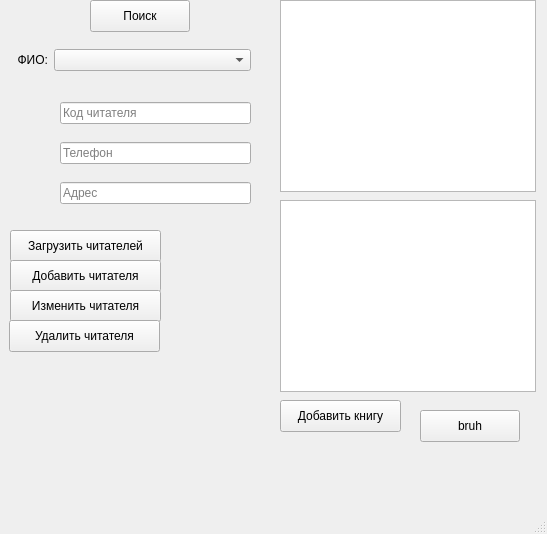
anterg0/bsuir, file sem2/lab1/task2/mainwindow.ui: the form before one commit.
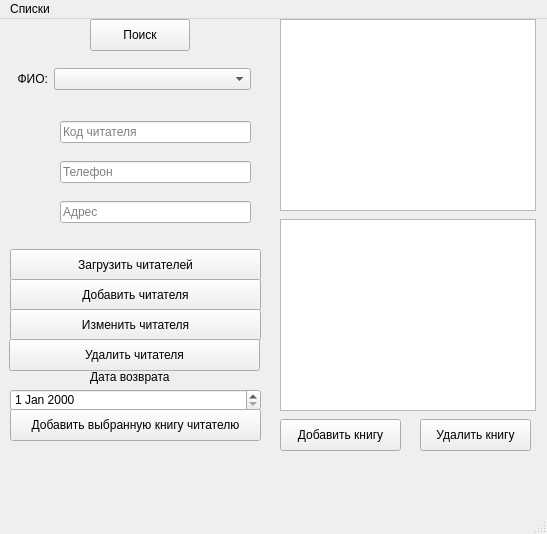
The form after the commit.

```diff
--- a/sem2/lab1/task2/mainwindow.ui
+++ b/sem2/lab1/task2/mainwindow.ui
@@ -19,7 +19,7 @@
      <rect>
       <x>10</x>
       <y>230</y>
-      <width>151</width>
+      <width>251</width>
       <height>32</height>
      </rect>
     </property>
@@ -137,19 +137,6 @@
      </rect>
     </property>
    </widget>
-   <widget class="QPushButton" name="add">
-    <property name="geometry">
-     <rect>
-      <x>420</x>
-      <y>410</y>
-      <width>100</width>
-      <height>32</height>
-     </rect>
-    </property>
-    <property name="text">
-     <string>bruh</string>
-    </property>
-   </widget>
    <widget class="QPushButton" name="pushButton_2">
     <property name="geometry">
      <rect>
@@ -168,7 +155,7 @@
      <rect>
       <x>10</x>
       <y>260</y>
-      <width>151</width>
+      <width>251</width>
       <height>32</height>
      </rect>
     </property>
@@ -181,7 +168,7 @@
      <rect>
       <x>10</x>
       <y>290</y>
-      <width>151</width>
+      <width>251</width>
       <height>32</height>
      </rect>
     </property>
@@ -194,7 +181,7 @@
      <rect>
       <x>9</x>
       <y>320</y>
-      <width>151</width>
+      <width>251</width>
       <height>32</height>
      </rect>
     </property>
@@ -202,6 +189,68 @@
      <string>Удалить читателя</string>
     </property>
    </widget>
+   <widget class="QPushButton" name="pushButton_5">
+    <property name="geometry">
+     <rect>
+      <x>420</x>
+      <y>400</y>
+      <width>111</width>
+      <height>32</height>
+     </rect>
+    </property>
+    <property name="text">
+     <string>Удалить книгу</string>
+    </property>
+   </widget>
+   <widget class="QDateEdit" name="dateEdit">
+    <property name="geometry">
+     <rect>
+      <x>10</x>
+      <y>370</y>
+      <width>251</width>
+      <height>22</height>
+     </rect>
+    </property>
+   </widget>
+   <widget class="QPushButton" name="pushButton_6">
+    <property name="geometry">
+     <rect>
+      <x>10</x>
+      <y>390</y>
+      <width>251</width>
+      <height>32</height>
+     </rect>
+    </property>
+    <property name="text">
+     <string>Добавить выбранную книгу читателю</string>
+    </property>
+   </widget>
+   <widget class="QLabel" name="label_2">
+    <property name="geometry">
+     <rect>
+      <x>90</x>
+      <y>350</y>
+      <width>101</width>
+      <height>16</height>
+     </rect>
+    </property>
+    <property name="text">
+     <string>Дата возврата</string>
+    </property>
+   </widget>
+   <widget class="QLabel" name="label_3">
+    <property name="geometry">
+     <rect>
+      <x>40</x>
+      <y>430</y>
+      <width>221</width>
+      <height>16</height>
+     </rect>
+    </property>
+    <property name="text">
+     <string/>
+    </property>
+   </widget>
   </widget>
   <widget class="QMenuBar" name="menubar">
    <property name="geometry">
@@ -212,6 +261,14 @@
      <height>24</height>
     </rect>
    </property>
+   <widget class="QMenu" name="menu">
+    <property name="title">
+     <string>Списки</string>
+    </property>
+    <addaction name="Debters"/>
+    <addaction name="bookList"/>
+   </widget>
+   <addaction name="menu"/>
   </widget>
   <widget class="QStatusBar" name="statusbar"/>
  </widget>
```
Left out of the diff: 10 changed lines with no effect on the pictures.
